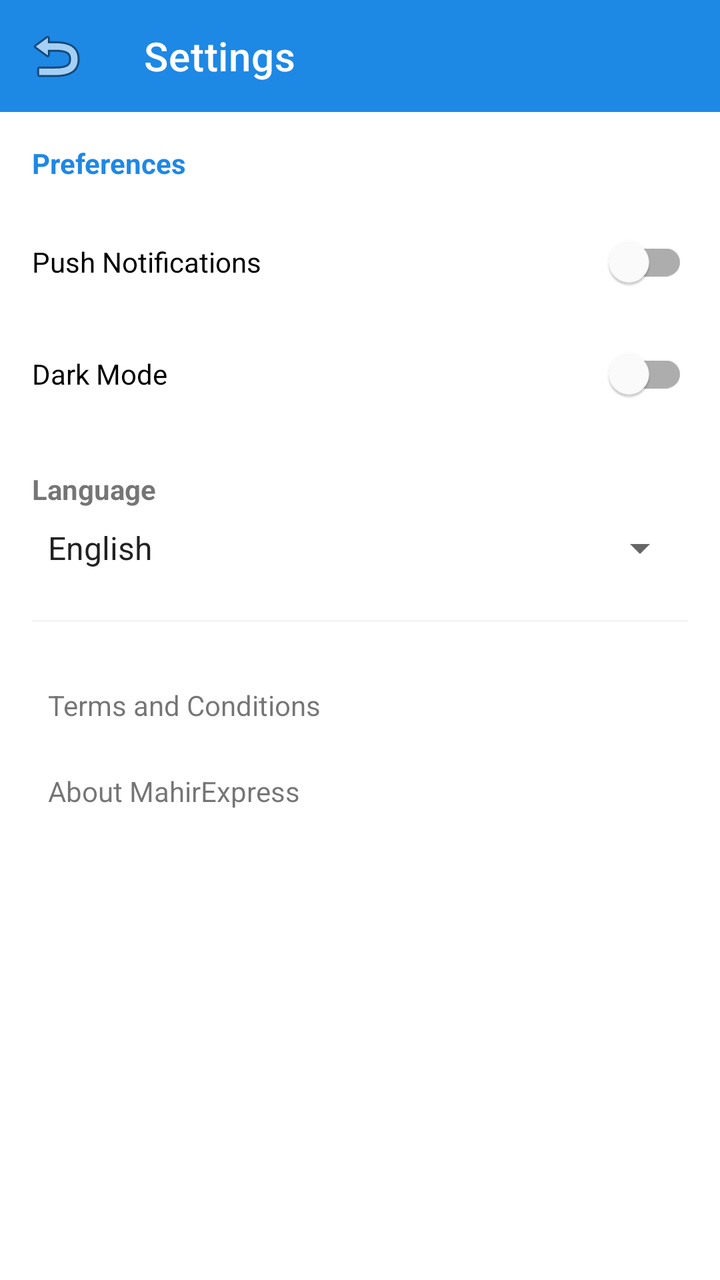
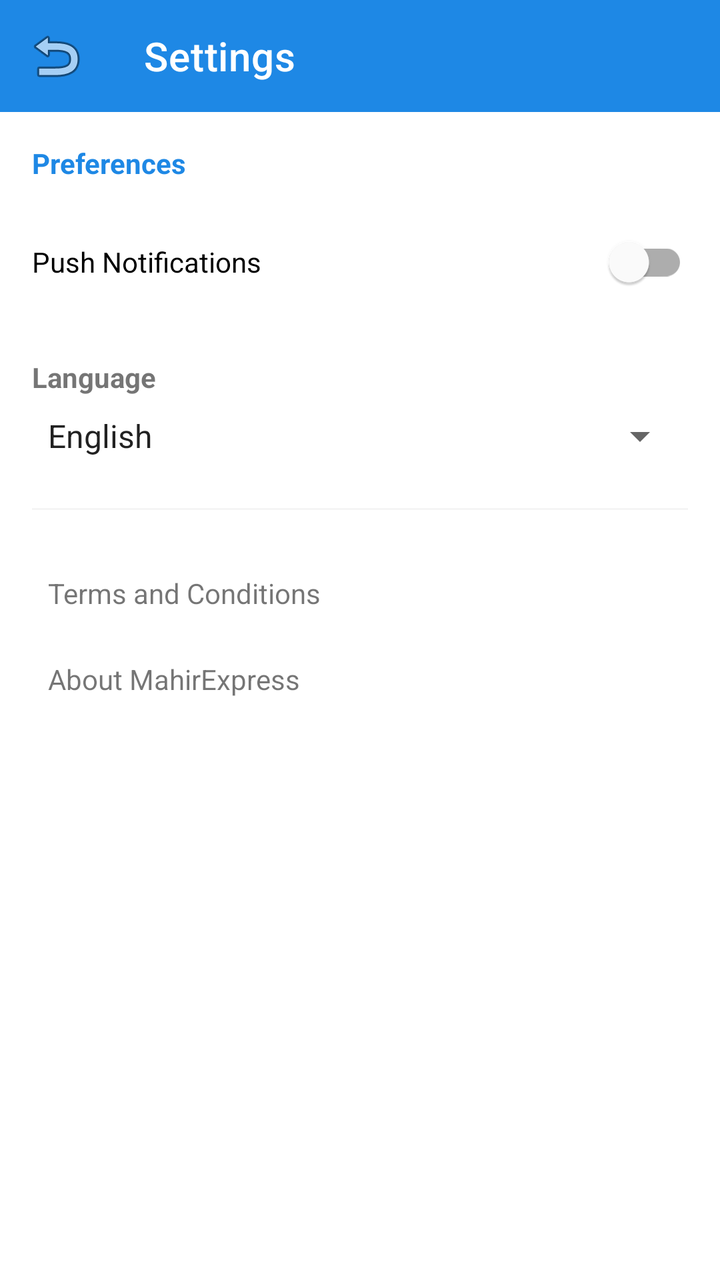

The first picture is an Android layout as it rendered before a commit; the second is the same layout after the commit. The layout source and the unified diff follow.
<!-- AndroidManifest.xml: application theme Theme.MahirExpress -->
<!-- res/layout/activity_settings.xml -->
<?xml version="1.0" encoding="utf-8"?>
<androidx.constraintlayout.widget.ConstraintLayout xmlns:android="http://schemas.android.com/apk/res/android"
    xmlns:app="http://schemas.android.com/apk/res-auto"
    android:layout_width="match_parent"
    android:layout_height="match_parent">

    <com.google.android.material.appbar.MaterialToolbar
        android:id="@+id/toolbar"
        android:layout_width="match_parent"
        android:layout_height="?attr/actionBarSize"
        android:background="?attr/colorPrimary"
        app:layout_constraintTop_toTopOf="parent"
        app:navigationIcon="@android:drawable/ic_menu_revert"
        app:title="Settings"
        app:titleTextColor="@color/white" />

    <LinearLayout
        android:layout_width="match_parent"
        android:layout_height="0dp"
        android:orientation="vertical"
        android:padding="16dp"
        app:layout_constraintBottom_toBottomOf="parent"
        app:layout_constraintTop_toBottomOf="@id/toolbar">

        <TextView
            android:layout_width="wrap_content"
            android:layout_height="wrap_content"
            android:text="Preferences"
            android:textColor="@color/primary"
            android:textStyle="bold" />

        <com.google.android.material.switchmaterial.SwitchMaterial
            android:id="@+id/switchNotifications"
            android:layout_width="match_parent"
            android:layout_height="wrap_content"
            android:layout_marginTop="16dp"
            android:text="Push Notifications" />

        <com.google.android.material.switchmaterial.SwitchMaterial
            android:id="@+id/switchDarkMode"
            android:layout_width="match_parent"
            android:layout_height="wrap_content"
            android:layout_marginTop="8dp"
            android:text="Dark Mode" />

        <TextView
            android:layout_width="wrap_content"
            android:layout_height="wrap_content"
            android:layout_marginTop="24dp"
            android:text="Language"
            android:textStyle="bold" />

        <Spinner
            android:id="@+id/spinnerLanguage"
            android:layout_width="match_parent"
            android:layout_height="wrap_content"
            android:layout_marginTop="8dp"
            android:entries="@array/languages" />

        <View
            android:layout_width="match_parent"
            android:layout_height="1dp"
            android:layout_marginTop="24dp"
            android:background="@color/light_gray" />

        <TextView
            android:id="@+id/tvTerms"
            android:layout_width="match_parent"
            android:layout_height="wrap_content"
            android:layout_marginTop="24dp"
            android:clickable="true"
            android:focusable="true"
            android:padding="8dp"
            android:text="Terms and Conditions" />

        <TextView
            android:id="@+id/tvAbout"
            android:layout_width="match_parent"
            android:layout_height="wrap_content"
            android:layout_marginTop="8dp"
            android:padding="8dp"
            android:text="About MahirExpress" />

    </LinearLayout>

</androidx.constraintlayout.widget.ConstraintLayout>
<!-- resources referenced by this layout -->
<resources>
  <string-array name="languages">
          <item>English</item>
          <item>Bengali</item>
          <item>Hindi</item>
      </string-array>
  <color name="light_gray">#F5F5F5</color>
  <color name="primary">#1E88E5</color>
  <color name="white">#FFFFFF</color>
  <style name="Theme.MahirExpress" parent="Theme.MaterialComponents.Light.NoActionBar">
          
          <item name="colorPrimary">@color/primary</item>
          <item name="colorPrimaryVariant">@color/primary_dark</item>
          <item name="colorOnPrimary">@color/white</item>
          
          <item name="colorSecondary">@color/accent</item>
          <item name="colorSecondaryVariant">@color/accent</item>
          <item name="colorOnSecondary">@color/black</item>
          
          <item name="android:statusBarColor">?attr/colorPrimaryVariant</item>
          
      </style>
  <color name="primary_dark">#1565C0</color>
  <color name="accent">#FFC107</color>
  <color name="black">#000000</color>
</resources>

<!-- the commit's change to res/layout/activity_settings.xml (unified diff, before → after) -->
@@ -35,13 +35,6 @@
             android:layout_height="wrap_content"
             android:layout_marginTop="16dp"
             android:text="Push Notifications" />
-
-        <com.google.android.material.switchmaterial.SwitchMaterial
-            android:id="@+id/switchDarkMode"
-            android:layout_width="match_parent"
-            android:layout_height="wrap_content"
-            android:layout_marginTop="8dp"
-            android:text="Dark Mode" />
 
         <TextView
             android:layout_width="wrap_content"
